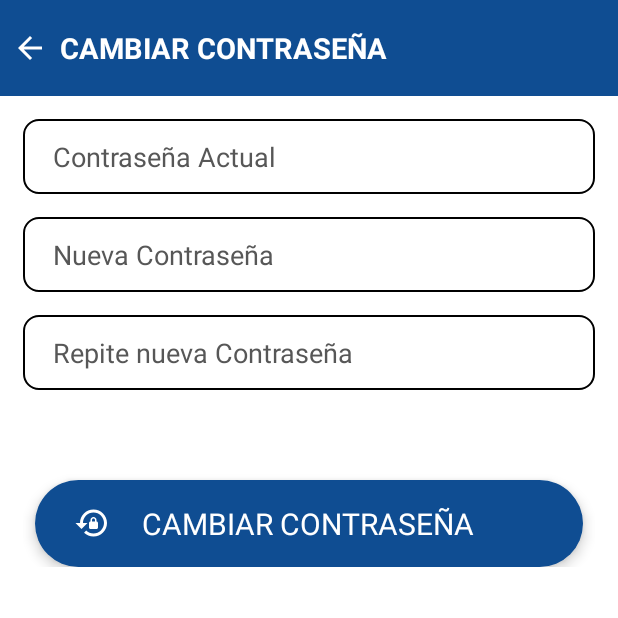
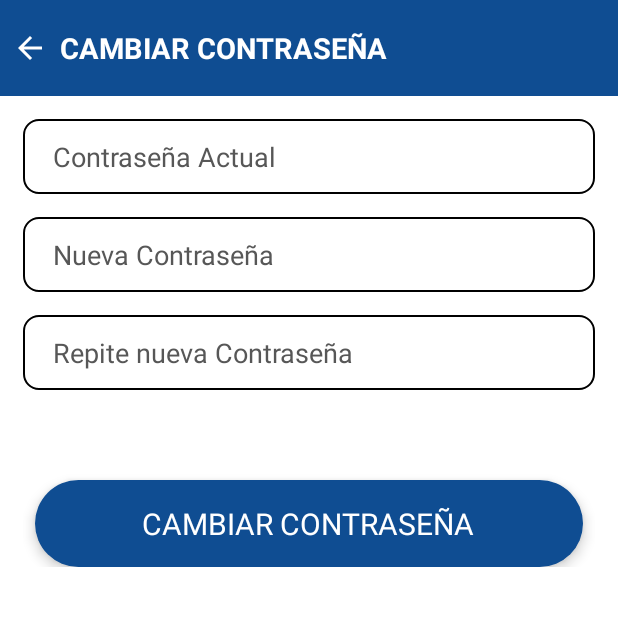
Before and after one commit to NonoZOMBER/CrashCar-V2, an Android app: the ChangePasswrodActivity screen opened directly, with no data from a screen before it, on a phone screen of 412 x 824 dp, the top half of it. Run offline under Robolectric (Android 15) with nearby library versions, the phone set to English and light mode, and no system bars.

Commit message:
Update Change Pass

```diff
--- a/app/src/main/res/layout/activity_change_passwrod.xml
+++ b/app/src/main/res/layout/activity_change_passwrod.xml
@@ -141,14 +141,6 @@
                             android:text="CAMBIAR CONTRASEÑA"
                             android:textColor="@color/white"
                             android:textSize="20sp" />
-
-                        <ImageView
-                            android:layout_width="24sp"
-                            android:layout_height="24sp"
-                            android:layout_gravity="start|center_vertical"
-                            android:layout_marginStart="26sp"
-                            android:background="@drawable/ic_restore_pass"
-                            android:backgroundTint="@color/white"/>
                     </FrameLayout>
 
                 </LinearLayout>
```
